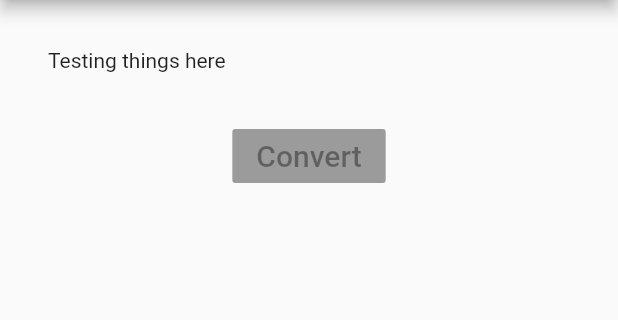
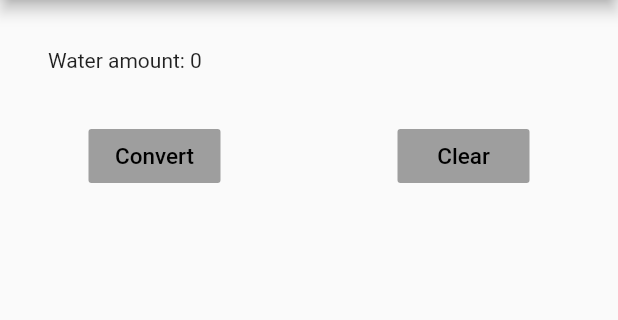
Before and after one commit to b-hans/coffee_calculator, a Flutter app: the screen it shows after launch, on a phone screen of 412 x 824 dp, the part 84-404 px from its top. Run offline on Flutter 3.47's test engine with Material 2 defaults, Android fonts, the phone set to English and light mode, and no system bars.

Commit message:
before figuring states

```diff
--- a/lib/main.dart
+++ b/lib/main.dart
@@ -1,6 +1,17 @@
 import 'package:flutter/material.dart';
 
 void main() => runApp(MyApp());
+
+int _count = 0;
+
+//class MyApp extends StatefulWidget {
+//  _HomePage createState() => new _HomePage();
+//}
+//
+//class _HomePage extends State<MyApp> {
+//  void _increase() {
+//    setState(() => _count++);
+//  }
 
 class MyApp extends StatelessWidget {
   // This widget is the root of your application.
@@ -26,7 +37,7 @@ class MyApp extends StatelessWidget {
 Widget amountSection = Container(
   padding: const EdgeInsets.all(32),
   child: Text(
-    "Testing things here",
+    "Water amount: $_count",
   ),
 );
 
@@ -36,11 +47,28 @@ Widget buttonSection = Container(
     children: [
       const RaisedButton(
         onPressed: null,
+        disabledColor: Colors.grey,
+
         child: Text(
             'Convert',
-            style: TextStyle(fontSize: 20)
+            style: TextStyle(
+              fontSize: 15,
+              color: Colors.black,
+            )
         ),
       ),
+      const RaisedButton(
+        onPressed: null,
+        disabledColor: Colors.grey,
+        child: Text(
+            'Clear',
+            style: TextStyle(
+                fontSize: 15,
+                color: Colors.black,
+            )
+        ),
+      ),
+
     ],
   ),
 );
```
